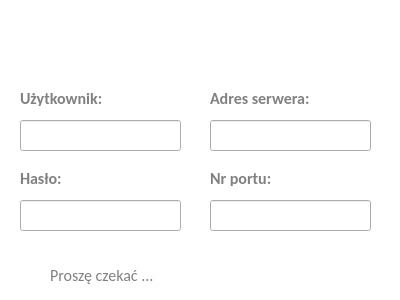
This is dbconfigdialog.ui in RStravinsky/CarRental as Qt 5 draws it before an edit. The edited form follows.
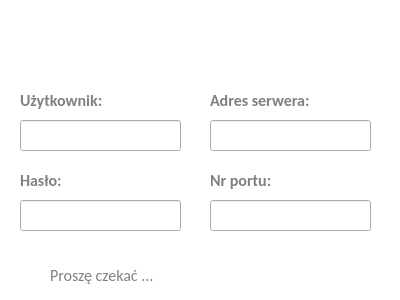
This is the edited form. Icons and pictures are not drawn.

Diff of the .ui file:
```diff
--- a/dbconfigdialog.ui
+++ b/dbconfigdialog.ui
@@ -161,8 +161,8 @@
     <rect>
      <x>20</x>
      <y>90</y>
-     <width>111</width>
-     <height>16</height>
+     <width>161</width>
+     <height>21</height>
     </rect>
    </property>
    <property name="font">
@@ -214,8 +214,8 @@
     <rect>
      <x>210</x>
      <y>170</y>
-     <width>121</width>
-     <height>16</height>
+     <width>161</width>
+     <height>21</height>
     </rect>
    </property>
    <property name="font">
@@ -235,8 +235,8 @@
     <rect>
      <x>210</x>
      <y>90</y>
-     <width>111</width>
-     <height>16</height>
+     <width>151</width>
+     <height>21</height>
     </rect>
    </property>
    <property name="font">
@@ -288,8 +288,8 @@
     <rect>
      <x>20</x>
      <y>170</y>
-     <width>111</width>
-     <height>16</height>
+     <width>161</width>
+     <height>21</height>
     </rect>
    </property>
    <property name="font">
@@ -394,7 +394,7 @@
     <rect>
      <x>50</x>
      <y>260</y>
-     <width>111</width>
+     <width>121</width>
      <height>31</height>
     </rect>
    </property>
```
Left out of the diff: 6 changed lines with no effect on the pictures.
